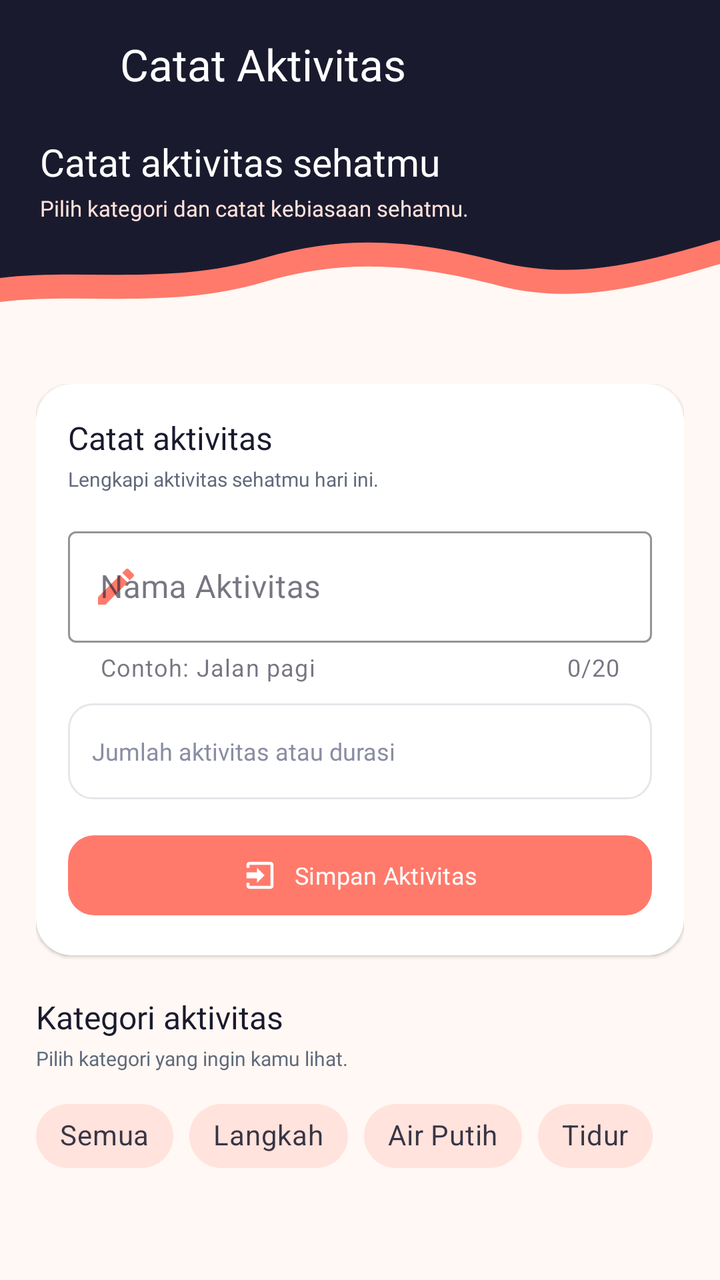
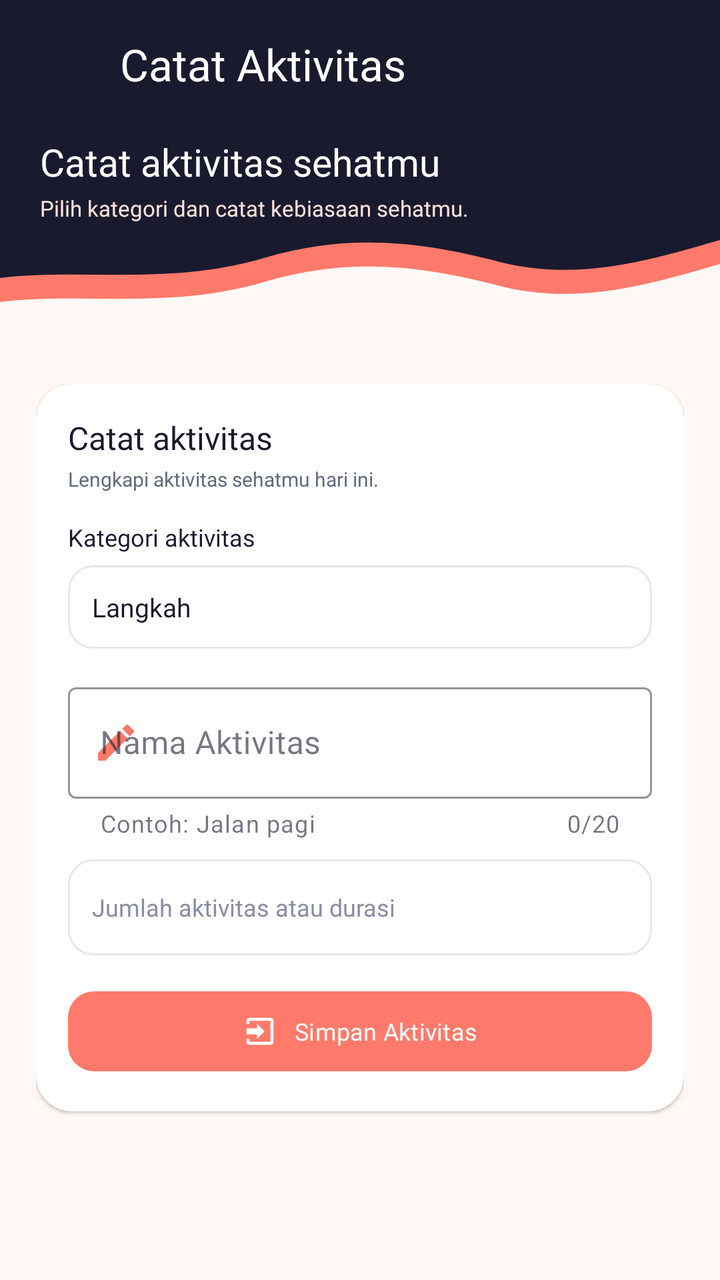

Before-and-after screenshots of an Android layout around one commit, followed by the original layout XML and the change that was made.
<!-- AndroidManifest.xml: application theme Theme.Project_risqullah -->
<!-- res/layout/activity_entry.xml -->
<?xml version="1.0" encoding="utf-8"?>
<androidx.constraintlayout.widget.ConstraintLayout
    xmlns:android="http://schemas.android.com/apk/res/android"
    xmlns:app="http://schemas.android.com/apk/res-auto"
    xmlns:tools="http://schemas.android.com/tools"
    android:id="@+id/main"
    android:layout_width="match_parent"
    android:layout_height="match_parent"
    android:background="@color/cream"
    tools:context=".Home.ActivityEntryActivity">

    
    <View
        android:id="@+id/background_header"
        android:layout_width="0dp"
        android:layout_height="180dp"
        android:background="@drawable/bg_header_wave"
        app:layout_constraintEnd_toEndOf="parent"
        app:layout_constraintStart_toStartOf="parent"
        app:layout_constraintTop_toTopOf="parent" />

    <androidx.appcompat.widget.Toolbar
        android:id="@+id/toolbar"
        android:layout_width="0dp"
        android:layout_height="?attr/actionBarSize"
        android:background="@android:color/transparent"
        app:layout_constraintEnd_toEndOf="parent"
        app:layout_constraintStart_toStartOf="parent"
        app:layout_constraintTop_toTopOf="parent"
        app:navigationIcon="@drawable/ic_arrow_back"
        app:title="Catat Aktivitas"
        app:titleTextColor="@color/white" />

    <TextView
        android:id="@+id/tvPageHero"
        android:layout_width="0dp"
        android:layout_height="wrap_content"
        android:layout_marginStart="20dp"
        android:layout_marginTop="4dp"
        android:layout_marginEnd="20dp"
        android:fontFamily="@font/poppins_bold"
        android:text="Catat aktivitas sehatmu"
        android:textColor="@color/white"
        android:textSize="19sp"
        app:layout_constraintEnd_toEndOf="parent"
        app:layout_constraintStart_toStartOf="parent"
        app:layout_constraintTop_toBottomOf="@id/toolbar" />

    <TextView
        android:id="@+id/tvPageHeroSubtitle"
        android:layout_width="0dp"
        android:layout_height="wrap_content"
        android:layout_marginStart="20dp"
        android:layout_marginTop="3dp"
        android:layout_marginEnd="20dp"
        android:fontFamily="@font/inter_regular"
        android:text="Pilih kategori dan catat kebiasaan sehatmu."
        android:textColor="@color/peach"
        android:textSize="11sp"
        app:layout_constraintEnd_toEndOf="parent"
        app:layout_constraintStart_toStartOf="parent"
        app:layout_constraintTop_toBottomOf="@id/tvPageHero" />

    
    <androidx.core.widget.NestedScrollView
        android:id="@+id/scrollNinth"
        android:layout_width="0dp"
        android:layout_height="0dp"
        android:clipToPadding="false"
        android:fillViewport="true"
        android:overScrollMode="never"
        app:layout_constraintBottom_toBottomOf="parent"
        app:layout_constraintEnd_toEndOf="parent"
        app:layout_constraintStart_toStartOf="parent"
        app:layout_constraintTop_toBottomOf="@id/background_header">

        <LinearLayout
            android:layout_width="match_parent"
            android:layout_height="wrap_content"
            android:orientation="vertical"
            android:paddingStart="18dp"
            android:paddingTop="12dp"
            android:paddingEnd="18dp"
            android:paddingBottom="24dp">

            
            <androidx.cardview.widget.CardView
                android:layout_width="match_parent"
                android:layout_height="wrap_content"
                app:cardBackgroundColor="@color/surface_white"
                app:cardCornerRadius="18dp"
                app:cardElevation="1dp"
                app:cardUseCompatPadding="false">

                <LinearLayout
                    android:layout_width="match_parent"
                    android:layout_height="wrap_content"
                    android:orientation="vertical"
                    android:padding="16dp">

                    <TextView
                        android:layout_width="match_parent"
                        android:layout_height="wrap_content"
                        android:fontFamily="@font/poppins_bold"
                        android:text="Catat aktivitas"
                        android:textColor="@color/navy"
                        android:textSize="16sp" />

                    <TextView
                        android:layout_width="match_parent"
                        android:layout_height="wrap_content"
                        android:layout_marginTop="3dp"
                        android:fontFamily="@font/inter_regular"
                        android:text="Lengkapi aktivitas sehatmu hari ini."
                        android:textColor="@color/text_secondary"
                        android:textSize="10sp" />

                    <com.google.android.material.textfield.TextInputLayout
                        android:id="@+id/textInputLayout"
                        style="@style/Widget.MaterialComponents.TextInputLayout.OutlinedBox"
                        android:layout_width="match_parent"
                        android:layout_height="wrap_content"
                        android:layout_marginTop="14dp"
                        android:hint="Nama Aktivitas"
                        app:boxStrokeColor="@color/coral"
                        app:counterEnabled="true"
                        app:counterMaxLength="20"
                        app:helperText="Contoh: Jalan pagi"
                        app:startIconDrawable="@drawable/ic_edit"
                        app:startIconTint="@color/coral">

                        <com.google.android.material.textfield.TextInputEditText
                            android:id="@+id/etActivityName"
                            android:layout_width="match_parent"
                            android:layout_height="wrap_content"
                            android:fontFamily="@font/inter_regular"
                            android:inputType="textCapSentences"
                            android:maxLength="20"
                            android:textColor="@color/navy" />

                    </com.google.android.material.textfield.TextInputLayout>

                    
                    <EditText
                        android:id="@+id/etDuration"
                        android:layout_width="match_parent"
                        android:layout_height="48dp"
                        android:layout_marginTop="10dp"
                        android:background="@drawable/bg_rounded_container"
                        android:fontFamily="@font/inter_regular"
                        android:hint="Jumlah aktivitas atau durasi"
                        android:inputType="numberDecimal"
                        android:paddingStart="12dp"
                        android:paddingEnd="12dp"
                        android:textColor="@color/navy"
                        android:textColorHint="@color/muted"
                        android:textSize="12sp" />

                    <com.google.android.material.button.MaterialButton
                        android:id="@+id/btnSaveActivity"
                        android:layout_width="match_parent"
                        android:layout_height="48dp"
                        android:layout_marginTop="14dp"
                        android:fontFamily="@font/inter_semibold"
                        android:text="Simpan Aktivitas"
                        android:textAllCaps="false"
                        android:textColor="@color/white"
                        android:textSize="12sp"
                        app:backgroundTint="@color/coral"
                        app:cornerRadius="13dp"
                        app:icon="@drawable/ic_login"
                        app:iconGravity="textStart"
                        app:iconTint="@color/white" />

                </LinearLayout>
            </androidx.cardview.widget.CardView>

            
            <TextView
                android:layout_width="match_parent"
                android:layout_height="wrap_content"
                android:layout_marginTop="20dp"
                android:fontFamily="@font/poppins_bold"
                android:text="Kategori aktivitas"
                android:textColor="@color/navy"
                android:textSize="16sp" />

            <TextView
                android:layout_width="match_parent"
                android:layout_height="wrap_content"
                android:layout_marginTop="3dp"
                android:fontFamily="@font/inter_regular"
                android:text="Pilih kategori yang ingin kamu lihat."
                android:textColor="@color/text_secondary"
                android:textSize="10sp" />

            <com.google.android.material.chip.ChipGroup
                android:id="@+id/chipGroupFilter"
                android:layout_width="match_parent"
                android:layout_height="wrap_content"
                android:layout_marginTop="8dp"
                app:selectionRequired="true"
                app:singleSelection="true">

                <com.google.android.material.chip.Chip
                    android:id="@+id/chipAll"
                    style="@style/Widget.MaterialComponents.Chip.Filter"
                    android:layout_width="wrap_content"
                    android:layout_height="wrap_content"
                    android:checked="true"
                    android:text="Semua"
                    app:checkedIconVisible="false"
                    app:chipBackgroundColor="@color/peach"
                    app:chipStrokeColor="@color/border_default" />

                <com.google.android.material.chip.Chip
                    android:id="@+id/chipSteps"
                    style="@style/Widget.MaterialComponents.Chip.Filter"
                    android:layout_width="wrap_content"
                    android:layout_height="wrap_content"
                    android:text="Langkah"
                    app:checkedIconVisible="false"
                    app:chipBackgroundColor="@color/peach"
                    app:chipStrokeColor="@color/border_default" />

                <com.google.android.material.chip.Chip
                    android:id="@+id/chipWater"
                    style="@style/Widget.MaterialComponents.Chip.Filter"
                    android:layout_width="wrap_content"
                    android:layout_height="wrap_content"
                    android:text="Air Putih"
                    app:checkedIconVisible="false"
                    app:chipBackgroundColor="@color/peach"
                    app:chipStrokeColor="@color/border_default" />

                <com.google.android.material.chip.Chip
                    android:id="@+id/chipSleep"
                    style="@style/Widget.MaterialComponents.Chip.Filter"
                    android:layout_width="wrap_content"
                    android:layout_height="wrap_content"
                    android:text="Tidur"
                    app:checkedIconVisible="false"
                    app:chipBackgroundColor="@color/peach"
                    app:chipStrokeColor="@color/border_default" />

            </com.google.android.material.chip.ChipGroup>

        </LinearLayout>
    </androidx.core.widget.NestedScrollView>

</androidx.constraintlayout.widget.ConstraintLayout>
<!-- resources referenced by this layout -->
<resources>
  <color name="border_default">#E5E7EB</color>
  <color name="coral">#FF7A6B</color>
  <color name="cream">#FFF8F4</color>
  <color name="muted">#8A8DA3</color>
  <color name="navy">#1A1A2E</color>
  <color name="peach">#FFE3DC</color>
  <color name="surface_white">#FFFFFF</color>
  <color name="text_secondary">#606A7B</color>
  <color name="white">#FFFFFFFF</color>
  <!-- drawable bg_header_wave (drawable) -->
  <?xml version="1.0" encoding="utf-8"?>
  <vector xmlns:android="http://schemas.android.com/apk/res/android"
      android:width="360dp"
      android:height="180dp"
      android:viewportWidth="360"
      android:viewportHeight="180">
  
      
      <path
          android:fillColor="#FF7A6B"
          android:pathData="
              M0,0
              L360,0
              L360,132
              C325,142 290,153 250,143
              C208,132 173,129 132,141
              C85,155 40,146 0,151
              Z" />
  
      
      <path
          android:fillColor="#1A1A2E"
          android:pathData="
              M0,0
              L360,0
              L360,120
              C325,130 290,141 250,131
              C208,120 173,117 132,129
              C85,143 40,134 0,139
              Z" />
  
  </vector>
  <!-- drawable bg_rounded_container (drawable) -->
  <?xml version="1.0" encoding="utf-8"?>
  <shape xmlns:android="http://schemas.android.com/apk/res/android"
      android:shape="rectangle">
  
      <solid android:color="@color/surface_white" />
  
      <stroke
          android:width="1dp"
          android:color="@color/border_default" />
  
      <corners android:radius="12dp" />
  
      <padding
          android:bottom="8dp"
          android:left="12dp"
          android:right="12dp"
          android:top="8dp" />
  
  </shape>
  <!-- drawable ic_arrow_back (drawable) -->
  <vector xmlns:android="http://schemas.android.com/apk/res/android"
      android:width="24dp"
      android:height="24dp"
      android:viewportWidth="24"
      android:viewportHeight="24">
  
      <path
          android:fillColor="#FF1A1A2E"
          android:pathData="M20,12H4 M4,12L11,5 M4,12L11,19"
          android:strokeColor="#FF1A1A2E"
          android:strokeWidth="2"
          android:strokeLineCap="round"
          android:strokeLineJoin="round" />
  
  </vector>
  <!-- drawable ic_edit (drawable) -->
  <vector xmlns:android="http://schemas.android.com/apk/res/android"
      android:width="24dp"
      android:height="24dp"
      android:viewportWidth="24"
      android:viewportHeight="24">
      <path
          android:fillColor="#FF7A6B"
          android:pathData="M3,17.25V21h3.75L17.81,9.94l-3.75,-3.75L3,17.25zM20.71,7.04c0.39,-0.39 0.39,-1.02 0,-1.41l-2.34,-2.34c-0.39,-0.39 -1.02,-0.39 -1.41,0l-1.83,1.83 3.75,3.75 1.83,-1.83z" />
  </vector>
  <!-- drawable ic_login (drawable) -->
  <vector xmlns:android="http://schemas.android.com/apk/res/android"
      android:width="24dp"
      android:height="24dp"
      android:viewportWidth="24"
      android:viewportHeight="24">
      <path
          android:fillColor="#FFFFFF"
          android:pathData="M10,17l5,-5 -5,-5v3H3v4h7v3zM19,3H5C3.9,3 3,3.9 3,5v2h2V5h14v14H5v-2H3v2c0,1.1 0.9,2 2,2h14c1.1,0 2,-0.9 2,-2V5c0,-1.1 -0.9,-2 -2,-2z" />
  </vector>
  <style name="Theme.Project_risqullah" parent="Base.Theme.Project_risqullah" />
  <color name="green">#52B788</color>
  <color name="text_primary">#1A1A2E</color>
  <!-- unchanged entries left out for length: 1 -->
</resources>

<!-- the commit's change to res/layout/activity_entry.xml (unified diff, before → after) -->
@@ -1,6 +1,5 @@
 <?xml version="1.0" encoding="utf-8"?>
-<androidx.constraintlayout.widget.ConstraintLayout
-    xmlns:android="http://schemas.android.com/apk/res/android"
+<androidx.constraintlayout.widget.ConstraintLayout xmlns:android="http://schemas.android.com/apk/res/android"
     xmlns:app="http://schemas.android.com/apk/res-auto"
     xmlns:tools="http://schemas.android.com/tools"
     android:id="@+id/main"
@@ -114,6 +113,28 @@
                         android:text="Lengkapi aktivitas sehatmu hari ini."
                         android:textColor="@color/text_secondary"
                         android:textSize="10sp" />
+
+                    
+                    <TextView
+                        android:layout_width="match_parent"
+                        android:layout_height="wrap_content"
+                        android:layout_marginTop="14dp"
+                        android:fontFamily="@font/inter_semibold"
+                        android:text="Kategori aktivitas"
+                        android:textColor="@color/navy"
+                        android:textSize="12sp" />
+
+                    <TextView
+                        android:id="@+id/tvSelectedCategory"
+                        android:layout_width="match_parent"
+                        android:layout_height="wrap_content"
+                        android:layout_marginTop="6dp"
+                        android:background="@drawable/bg_rounded_container"
+                        android:fontFamily="@font/inter_semibold"
+                        android:padding="12dp"
+                        android:text="Langkah"
+                        android:textColor="@color/navy"
+                        android:textSize="13sp" />
 
                     <com.google.android.material.textfield.TextInputLayout
                         android:id="@+id/textInputLayout"
@@ -175,76 +196,6 @@
                 </LinearLayout>
             </androidx.cardview.widget.CardView>
 
-            
-            <TextView
-                android:layout_width="match_parent"
-                android:layout_height="wrap_content"
-                android:layout_marginTop="20dp"
-                android:fontFamily="@font/poppins_bold"
-                android:text="Kategori aktivitas"
-                android:textColor="@color/navy"
-                android:textSize="16sp" />
-
-            <TextView
-                android:layout_width="match_parent"
-                android:layout_height="wrap_content"
-                android:layout_marginTop="3dp"
-                android:fontFamily="@font/inter_regular"
-                android:text="Pilih kategori yang ingin kamu lihat."
-                android:textColor="@color/text_secondary"
-                android:textSize="10sp" />
-
-            <com.google.android.material.chip.ChipGroup
-                android:id="@+id/chipGroupFilter"
-                android:layout_width="match_parent"
-                android:layout_height="wrap_content"
-                android:layout_marginTop="8dp"
-                app:selectionRequired="true"
-                app:singleSelection="true">
-
-                <com.google.android.material.chip.Chip
-                    android:id="@+id/chipAll"
-                    style="@style/Widget.MaterialComponents.Chip.Filter"
-                    android:layout_width="wrap_content"
-                    android:layout_height="wrap_content"
-                    android:checked="true"
-                    android:text="Semua"
-                    app:checkedIconVisible="false"
-                    app:chipBackgroundColor="@color/peach"
-                    app:chipStrokeColor="@color/border_default" />
-
-                <com.google.android.material.chip.Chip
-                    android:id="@+id/chipSteps"
-                    style="@style/Widget.MaterialComponents.Chip.Filter"
-                    android:layout_width="wrap_content"
-                    android:layout_height="wrap_content"
-                    android:text="Langkah"
-                    app:checkedIconVisible="false"
-                    app:chipBackgroundColor="@color/peach"
-                    app:chipStrokeColor="@color/border_default" />
-
-                <com.google.android.material.chip.Chip
-                    android:id="@+id/chipWater"
-                    style="@style/Widget.MaterialComponents.Chip.Filter"
-                    android:layout_width="wrap_content"
-                    android:layout_height="wrap_content"
-                    android:text="Air Putih"
-                    app:checkedIconVisible="false"
-                    app:chipBackgroundColor="@color/peach"
-                    app:chipStrokeColor="@color/border_default" />
-
-                <com.google.android.material.chip.Chip
-                    android:id="@+id/chipSleep"
-                    style="@style/Widget.MaterialComponents.Chip.Filter"
-                    android:layout_width="wrap_content"
-                    android:layout_height="wrap_content"
-                    android:text="Tidur"
-                    app:checkedIconVisible="false"
-                    app:chipBackgroundColor="@color/peach"
-                    app:chipStrokeColor="@color/border_default" />
-
-            </com.google.android.material.chip.ChipGroup>
-
         </LinearLayout>
     </androidx.core.widget.NestedScrollView>
 
